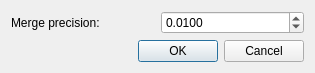
Before: the Qt Designer form ufit/gui/rebin.ui in McStasMcXtrace/ufit, drawn with Qt 5.
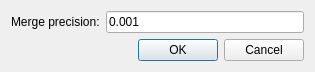
After: the same form once the commit is applied.

```diff
--- a/ufit/gui/rebin.ui
+++ b/ufit/gui/rebin.ui
@@ -7,7 +7,7 @@
     <x>0</x>
     <y>0</y>
     <width>315</width>
-    <height>61</height>
+    <height>70</height>
    </rect>
   </property>
   <property name="windowTitle">
@@ -23,16 +23,6 @@
        </property>
       </widget>
      </item>
-     <item row="0" column="1">
-      <widget class="QDoubleSpinBox" name="precision">
-       <property name="decimals">
-        <number>4</number>
-       </property>
-       <property name="value">
-        <double>0.010000000000000</double>
-       </property>
-      </widget>
-     </item>
      <item row="1" column="0" colspan="2">
       <widget class="QDialogButtonBox" name="buttonBox">
        <property name="orientation">
@@ -43,6 +33,13 @@
        </property>
       </widget>
      </item>
+     <item row="0" column="1">
+      <widget class="QLineEdit" name="precisionEdit">
+       <property name="text">
+        <string>0.001</string>
+       </property>
+      </widget>
+     </item>
     </layout>
    </item>
   </layout>
```
